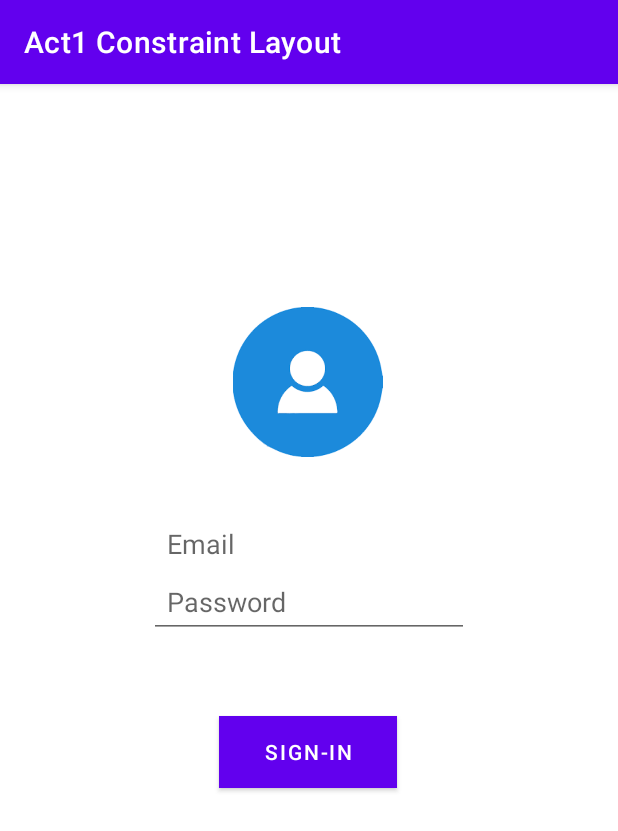
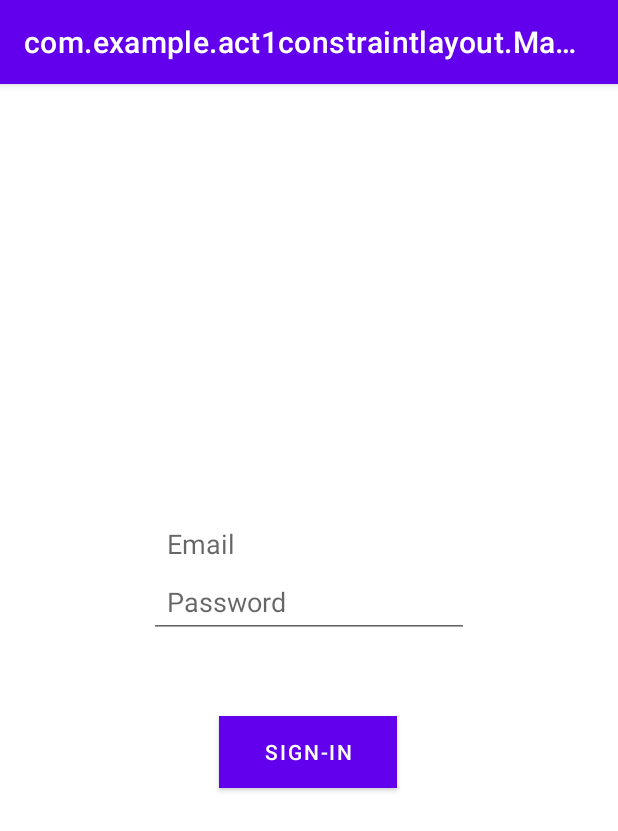
Before and after one commit to bimabs28/Act2A_even_button_onclick_listener, an Android app: the screen it shows after launch (MainActivity), on a phone screen of 412 x 824 dp. Shown: the top 831 px of the screen. Run offline under Robolectric (Android 15) with nearby library versions, the phone set to English and light mode, and no system bars.

Commit message:
Activity 3 Membuat aplikasi dengan dua activity dan passing parameter by Bima Bayu Saputra NIM 20190140011

```diff
--- a/app/src/main/AndroidManifest.xml
+++ b/app/src/main/AndroidManifest.xml
@@ -5,10 +5,12 @@
     <application
         android:allowBackup="true"
         android:icon="@mipmap/ic_launcher"
-        android:label="@string/app_name"
         android:roundIcon="@mipmap/ic_launcher_round"
         android:supportsRtl="true"
         android:theme="@style/Theme.Act1ConstraintLayout">
+       <activity android:name=".act2"
+           android:parentActivityName=".MainActivity"
+           android:label="@string/label2"></activity>
         <activity android:name=".MainActivity">
             <intent-filter>
                 <action android:name="android.intent.action.MAIN" />
--- a/app/src/main/res/layout/activity_main.xml
+++ b/app/src/main/res/layout/activity_main.xml
@@ -17,8 +17,7 @@
         app:layout_constraintLeft_toLeftOf="parent"
         app:layout_constraintRight_toRightOf="parent"
         app:layout_constraintTop_toTopOf="parent"
-        app:layout_constraintVertical_bias="0.223"
-        app:srcCompat="@drawable/login" />
+        app:layout_constraintVertical_bias="0.223" />
 
     <EditText
         android:id="@+id/edEmail"
@@ -29,6 +28,7 @@
         android:background="#ffffff"
         android:ems="10"
         android:hint="@string/tEmail"
+        android:importantForAutofill="no"
         android:inputType="textPersonName"
         android:padding="12dp"
         app:layout_constraintBottom_toBottomOf="parent"
@@ -36,8 +36,7 @@
         app:layout_constraintLeft_toLeftOf="parent"
         app:layout_constraintRight_toRightOf="parent"
         app:layout_constraintTop_toTopOf="parent"
-        app:layout_constraintVertical_bias="0.392"
-        android:importantForAutofill="no" />
+        app:layout_constraintVertical_bias="0.392" />
 
     <EditText
         android:id="@+id/edPassword"
@@ -47,6 +46,7 @@
         android:layout_marginRight="16dp"
         android:ems="10"
         android:hint="@string/tPassword"
+        android:importantForAutofill="no"
         android:inputType="textPassword"
         android:padding="12dp"
         app:layout_constraintBottom_toBottomOf="parent"
@@ -54,8 +54,7 @@
         app:layout_constraintLeft_toLeftOf="parent"
         app:layout_constraintRight_toRightOf="parent"
         app:layout_constraintTop_toTopOf="parent"
-        app:layout_constraintVertical_bias="0.446"
-       android:importantForAutofill="no" />
+        app:layout_constraintVertical_bias="0.446" />
 
     <Button
         android:id="@+id/btSignin"
@@ -66,7 +65,7 @@
         android:background="#00773F"
         android:paddingLeft="30dp"
         android:paddingRight="30dp"
-        android:text="@string/bsiginin"
+        android:text="@string/bsignin"
         android:textColor="#ffffff"
         app:layout_constraintBottom_toBottomOf="parent"
         app:layout_constraintHorizontal_bias="0.498"
--- a/app/src/main/res/values/strings.xml
+++ b/app/src/main/res/values/strings.xml
@@ -2,5 +2,10 @@
     <string name="app_name">Act1 Constraint Layout</string>
     <string name="tEmail">Email</string>
     <string name="tPassword">Password</string>
-    <string name="bsiginin">Sign-In</string>
+    <string name="bsignin">Sign-In</string>
+    <string name="appname2">page 2</string>
+    <string name="tData">Data Anda</string>
+    <string name="txemail">Ini hasil email</string>
+    <string name="txpassword">Ini hasil password</string>
+    <string name="label2">Login Berhasil</string>
 </resources>
```
Also changed, not shown: app/src/main/java/com/example/act1constraintlayout/MainActivity.java (+8 -0 lines), app/src/main/java/com/example/act1constraintlayout/act2.java (added, +25 -0 lines), app/src/main/res/layout/page2.xml (added, +72 -0 lines).
